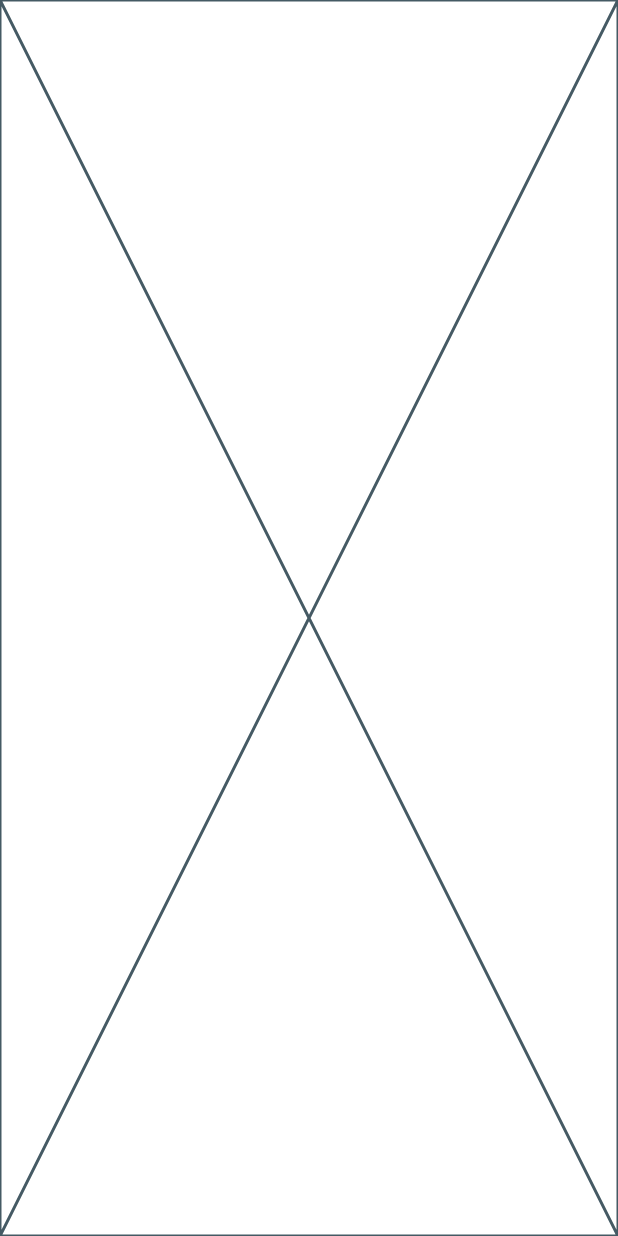
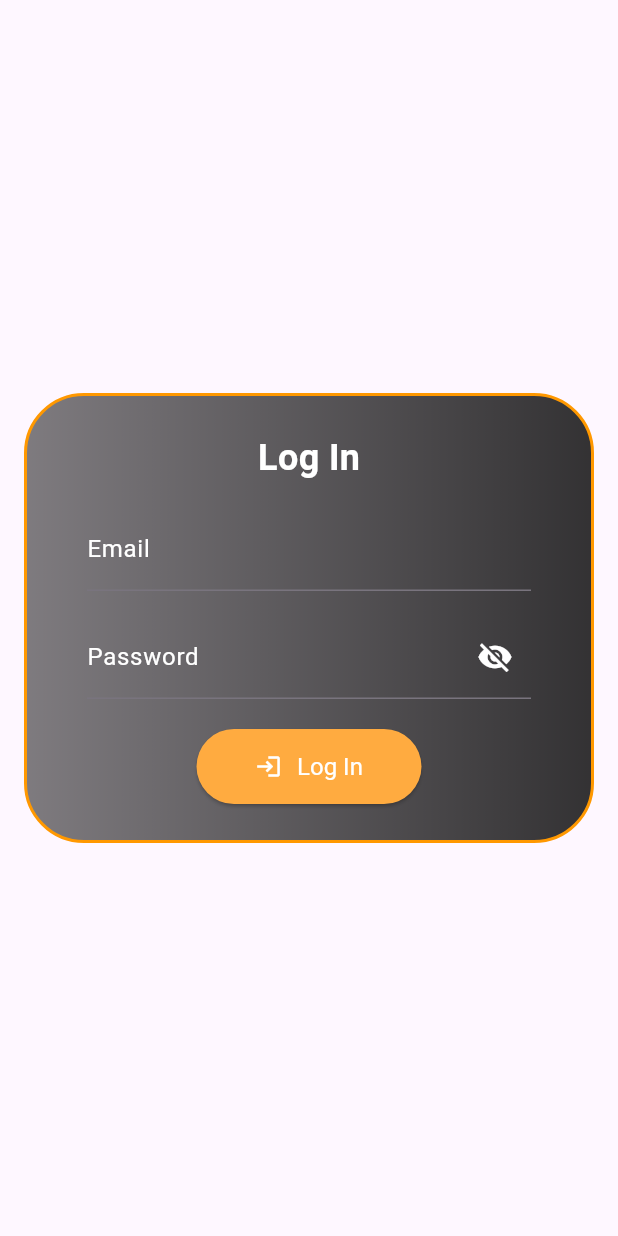
Before and after one commit to PrakharSingh0/codepunk, a Flutter app: the screen it shows after launch, after a tap on "Click me", on a phone screen of 412 x 824 dp. Run offline on Flutter 3.47's test engine with Material 3 defaults, Android fonts, the phone set to English and light mode, and no system bars; our stand-ins replace cloud_firestore, firebase_core; accounts and stored records are empty.

Commit message:
re modification

```diff
--- /dev/null
+++ b/lib/Auth/LoginScreen.dart
@@ -0,0 +1,225 @@
+import 'dart:async';
+import 'package:cloud_firestore/cloud_firestore.dart';
+import 'package:flutter/material.dart';
+
+import '../Mode/User/Pages/RSVP.dart';
+
+class LoginScreen extends StatefulWidget {
+  const LoginScreen({super.key});
+
+  @override
+  State<LoginScreen> createState() => _LoginScreenState();
+}
+
+class _LoginScreenState extends State<LoginScreen> {
+  String? errorMassage = '';
+  bool isLoading = false;
+  int delayTime = 500;
+
+  final TextEditingController _emailController = TextEditingController();
+  final TextEditingController _passwordController = TextEditingController();
+  bool _passwordVisible = false;
+
+  final FirebaseFirestore _firestore = FirebaseFirestore.instance;
+
+  String? validateInput(String email, String password) {
+    if (email.isEmpty || password.isEmpty) {
+      return "Both Email & Password are required.";
+    }
+
+    // Simple regex for email validation
+    String emailPattern =
+        r"^[a-zA-Z0-9._%+-]+@[a-zA-Z0-9.-]+\.[a-zA-Z]{2,4}$";
+    RegExp emailRegex = RegExp(emailPattern);
+
+    if (!emailRegex.hasMatch(email)) {
+      return "Please enter a valid email address.";
+    }
+
+    if (password.length < 6) {
+      return "Password must be at least 6 characters.";
+    }
+
+    return null;
+  }
+
+  Future<void> checkCredential() async {
+    setState(() {
+      isLoading = true;
+      errorMassage = '';
+    });
+
+    String email = _emailController.text.trim();
+    String password = _passwordController.text.trim();
+
+    // Input validation
+    String? validationError = validateInput(email, password);
+    if (validationError != null) {
+      Timer(Duration(milliseconds: delayTime), () {
+        setState(() {
+          errorMassage = validationError;
+          isLoading = false;
+        });
+      });
+      return;
+    }
+
+    try {
+
+      final QuerySnapshot userSnapshot = await _firestore
+          .collection('users')
+          .where('email', isEqualTo: email)
+          .where('password', isEqualTo: password)
+          .get();
+
+      if (userSnapshot.docs.isNotEmpty) {
+        // If credentials are valid, navigate to RSVP page
+        Timer(Duration(milliseconds: delayTime), () {
+          setState(() {
+            isLoading = false;
+          });
+          Navigator.pushReplacement(
+            context,
+            MaterialPageRoute(builder: (context) => const rsvpPage()),
+          );
+        });
+      } else {
+        // Invalid credentials
+        Timer(Duration(milliseconds: delayTime), () {
+          setState(() {
+            errorMassage = "Incorrect email or password.";
+            isLoading = false;
+          });
+          _emailController.clear();
+          _passwordController.clear();
+        });
+      }
+    } catch (e) {
+
+      setState(() {
+        errorMassage = "An error occurred. Please try again.";
+        isLoading = false;
+      });
+    }
+  }
+
+  void _resetErrorMessage() {
+    setState(() {
+      errorMassage = "";
+    });
+  }
+
+  @override
+  Widget build(BuildContext context) {
+    return Scaffold(
+      body: Center(
+        child: Container(
+          decoration: BoxDecoration(
+            gradient: const LinearGradient(colors: [
+              Color.fromRGBO(0, 0, 0, .5),
+              Color.fromRGBO(0, 0, 0, .8)
+            ]),
+            border: Border.all(width: 2, color: Colors.orange),
+            borderRadius: const BorderRadius.all(Radius.circular(40)),
+          ),
+          width: 380,
+          height: 300,
+          child: Padding(
+            padding: const EdgeInsets.symmetric(horizontal: 40),
+            child: Column(
+              mainAxisAlignment: MainAxisAlignment.center,
+              children: [
+                const Text(
+                  'Log In',
+                  style: TextStyle(
+                    fontSize: 24,
+                    fontWeight: FontWeight.bold,
+                    color: Colors.white,
+                  ),
+                ),
+                const SizedBox(height: 16),
+                TextField(
+                  onTap: _resetErrorMessage,
+                  style: const TextStyle(color: Colors.white54),
+                  controller: _emailController,
+                  decoration: const InputDecoration(
+                    labelStyle: TextStyle(color: Colors.white),
+                    hintText: "Team001@droid.com",
+                    labelText: 'Email',
+                  ),
+                  keyboardType: TextInputType.emailAddress,
+                ),
+                // Password ----------------->
+                const SizedBox(height: 16),
+                TextField(
+                  onTap: _resetErrorMessage,
+                  style: const TextStyle(color: Colors.white54),
+                  controller: _passwordController,
+                  obscureText: !_passwordVisible,
+                  decoration: InputDecoration(
+                    labelStyle: const TextStyle(color: Colors.white),
+                    labelText: 'Password',
+                    suffixIcon: IconButton(
+                      icon: Icon(
+                        _passwordVisible
+                            ? Icons.visibility
+                            : Icons.visibility_off,
+                        color: Colors.white,
+                      ),
+                      onPressed: () {
+                        setState(() {
+                          _passwordVisible = !_passwordVisible;
+                        });
+                      },
+                    ),
+                  ),
+                ),
+                const SizedBox(height: 10),
+                if (errorMassage != null && errorMassage!.isNotEmpty)
+                  Text(
+                    errorMassage!,
+                    style: const TextStyle(
+                        color: Colors.redAccent, fontSize: 16),
+                  ),
+                const SizedBox(height: 10),
+                SizedBox(
+                  width: 150,
+                  height: 50,
+                  child: ElevatedButton(
+                    onPressed: checkCredential,
+                    style: ElevatedButton.styleFrom(
+                      backgroundColor: Colors.orangeAccent,
+                      padding: const EdgeInsets.symmetric(vertical: 0),
+                      shape: RoundedRectangleBorder(
+                        borderRadius: BorderRadius.circular(28),
+                      ),
+                      textStyle:
+                      const TextStyle(fontSize: 16, color: Colors.white),
+                    ),
+                    child: isLoading
+                        ? const SizedBox(
+                      height: 25,
+                      width: 25,
+                      child: CircularProgressIndicator(),
+                    )
+                        : const Row(
+                      mainAxisAlignment: MainAxisAlignment.center,
+                      children: [
+                        Icon(
+                          Icons.login,
+                          color: Colors.white,
+                        ),
+                        SizedBox(width: 10),
+                        Text('Log In', style: TextStyle(color: Colors.white)),
+                      ],
+                    ),
+                  ),
+                ),
+              ],
+            ),
+          ),
+        ),
+      ),
+    );
+  }
+}
--- a/lib/Auth/LogInPage.dart
+++ b/lib/Mode/User/Pages/PuzzlePage.dart
@@ -1,7 +1,7 @@
 import 'package:flutter/material.dart';
 
-class Loginpage extends StatelessWidget {
-  const Loginpage({super.key});
+class RiddlePage extends StatelessWidget {
+  const RiddlePage({super.key});
 
   @override
   Widget build(BuildContext context) {
--- a/lib/welcomePage.dart
+++ b/lib/welcomePage.dart
@@ -1,4 +1,4 @@
-import 'package:codepunk/Auth/LogInPage.dart';
+import 'package:codepunk/Auth/LoginScreen.dart';
 import 'package:flutter/material.dart';
 
 class welcomePage extends StatelessWidget {
@@ -24,7 +24,7 @@ class welcomePage extends StatelessWidget {
                     Navigator.push(
                         context,
                         MaterialPageRoute(
-                            builder: (context) => const Loginpage()));
+                            builder: (context) => LoginScreen()));
                   },
                   child: const Text("Click me "))
             ],
```
Also changed, not shown: lib/Mode/User/Pages/RSVP.dart (added, +15 -0 lines), lib/Mode/User/Pages/Event End Page.dart (added), lib/Mode/User/Pages/ProblemStatementPage.dart (added), lib/Mode/User/Widgets/GlobalCountDown.dart (added).
